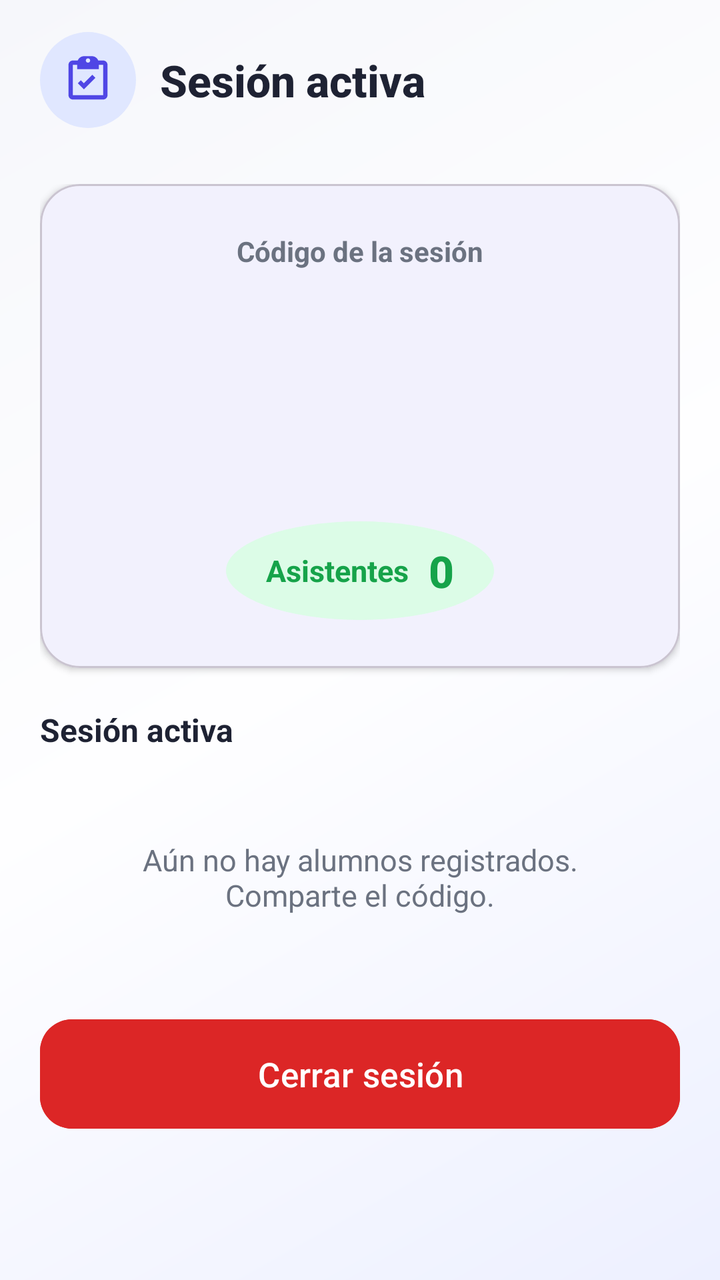
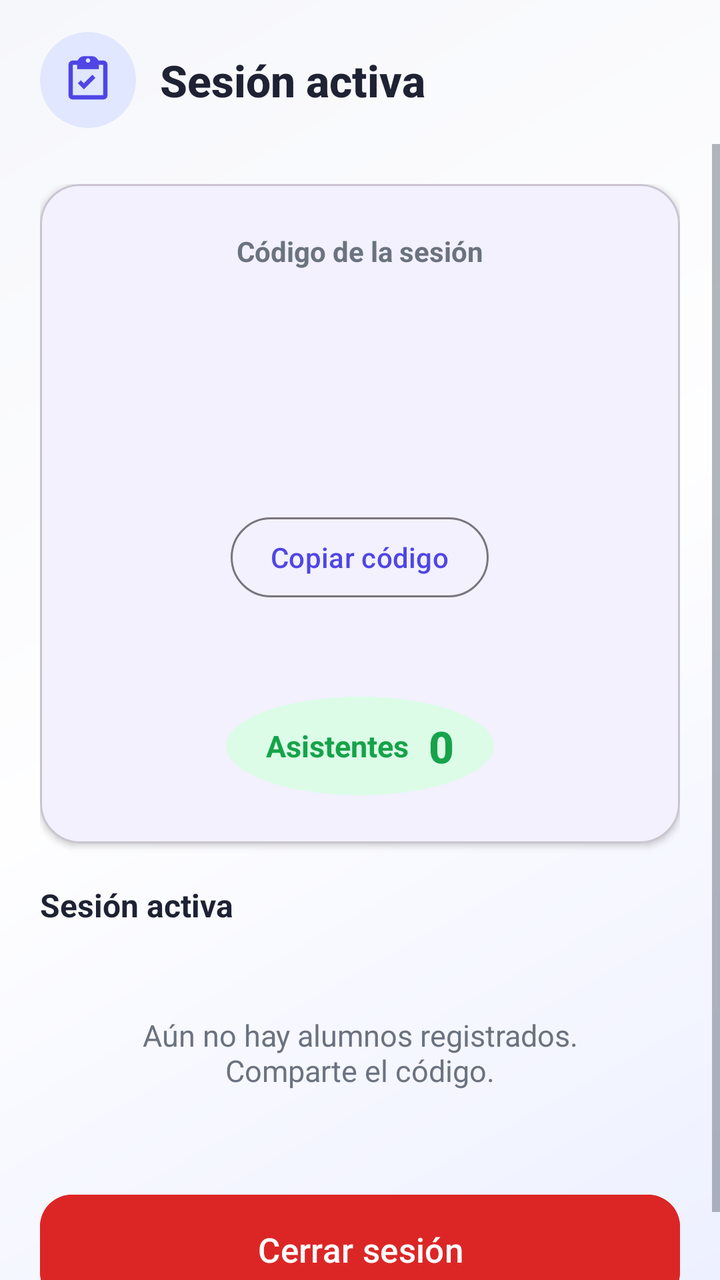

An Android layout rendered at two revisions. The XML below is the earlier revision; the diff shows what the commit changed to produce the second picture.
<!-- AndroidManifest.xml: application theme Theme.Profesor -->
<!-- res/layout/activity_sesion_activa.xml -->
<?xml version="1.0" encoding="utf-8"?>
<androidx.appcompat.widget.LinearLayoutCompat xmlns:android="http://schemas.android.com/apk/res/android"
    xmlns:app="http://schemas.android.com/apk/res-auto"
    xmlns:tools="http://schemas.android.com/tools"
    android:id="@+id/root"
    android:layout_width="match_parent"
    android:layout_height="match_parent"
    android:background="@drawable/bg_gradient"
    android:orientation="vertical"
    tools:context=".SesionActivaActivity">

    <LinearLayout
        android:layout_width="match_parent"
        android:layout_height="wrap_content"
        android:gravity="center_vertical"
        android:orientation="horizontal"
        android:paddingHorizontal="20dp"
        android:paddingTop="16dp"
        android:paddingBottom="8dp">

        <FrameLayout
            android:layout_width="48dp"
            android:layout_height="48dp"
            android:background="@drawable/bg_circle_primary">

            <ImageView
                android:layout_width="26dp"
                android:layout_height="26dp"
                android:layout_gravity="center"
                android:contentDescription="@string/titulo_sesion_activa"
                android:src="@drawable/ic_clipboard_check"
                android:tint="@color/primary" />
        </FrameLayout>

        <TextView
            android:layout_width="wrap_content"
            android:layout_height="wrap_content"
            android:layout_marginStart="12dp"
            android:fontFamily="sans-serif-medium"
            android:text="@string/titulo_sesion_activa"
            android:textColor="@color/text_primary"
            android:textSize="22sp"
            android:textStyle="bold" />

        <View
            android:layout_width="0dp"
            android:layout_height="1dp"
            android:layout_weight="1" />
    </LinearLayout>

    <ScrollView
        android:layout_width="match_parent"
        android:layout_height="0dp"
        android:layout_weight="1"
        android:fillViewport="true">

        <androidx.appcompat.widget.LinearLayoutCompat
            android:layout_width="match_parent"
            android:layout_height="wrap_content"
            android:orientation="vertical"
            android:padding="20dp">

            <com.google.android.material.card.MaterialCardView
                android:layout_width="match_parent"
                android:layout_height="wrap_content"
                app:cardBackgroundColor="@color/surface"
                app:cardCornerRadius="20dp"
                app:cardElevation="2dp">

                <androidx.appcompat.widget.LinearLayoutCompat
                    android:layout_width="match_parent"
                    android:layout_height="wrap_content"
                    android:gravity="center_horizontal"
                    android:orientation="vertical"
                    android:padding="24dp">

                    <TextView
                        android:layout_width="wrap_content"
                        android:layout_height="wrap_content"
                        android:text="@string/label_codigo_grande"
                        android:textColor="@color/text_secondary"
                        android:textSize="14sp"
                        android:textStyle="bold" />

                    <TextView
                        android:id="@+id/tvCodigo"
                        android:layout_width="wrap_content"
                        android:layout_height="wrap_content"
                        android:layout_marginTop="8dp"
                        android:fontFamily="sans-serif-medium"
                        android:letterSpacing="0.2"
                        android:textColor="@color/primary"
                        android:textSize="52sp"
                        android:textStyle="bold" />

                    <TextView
                        android:id="@+id/tvCurso"
                        android:layout_width="wrap_content"
                        android:layout_height="wrap_content"
                        android:layout_marginTop="4dp"
                        android:gravity="center"
                        android:textColor="@color/text_primary"
                        android:textSize="18sp"
                        android:textStyle="bold" />

                    <LinearLayout
                        android:layout_width="wrap_content"
                        android:layout_height="wrap_content"
                        android:layout_marginTop="20dp"
                        android:background="@drawable/bg_circle_green"
                        android:gravity="center"
                        android:orientation="horizontal"
                        android:paddingHorizontal="20dp"
                        android:paddingVertical="10dp">

                        <TextView
                            android:layout_width="wrap_content"
                            android:layout_height="wrap_content"
                            android:text="@string/label_asistentes"
                            android:textColor="@color/green_check"
                            android:textSize="15sp"
                            android:textStyle="bold" />

                        <TextView
                            android:id="@+id/tvContador"
                            android:layout_width="wrap_content"
                            android:layout_height="wrap_content"
                            android:layout_marginStart="10dp"
                            android:fontFamily="sans-serif-medium"
                            android:text="0"
                            android:textColor="@color/green_check"
                            android:textSize="22sp"
                            android:textStyle="bold" />
                    </LinearLayout>
                </androidx.appcompat.widget.LinearLayoutCompat>
            </com.google.android.material.card.MaterialCardView>

            <TextView
                android:layout_width="wrap_content"
                android:layout_height="wrap_content"
                android:layout_marginTop="20dp"
                android:layout_marginBottom="8dp"
                android:text="@string/titulo_sesion_activa"
                android:textColor="@color/text_primary"
                android:textSize="16sp"
                android:textStyle="bold" />

            <androidx.recyclerview.widget.RecyclerView
                android:id="@+id/rvAlumnos"
                android:layout_width="match_parent"
                android:layout_height="wrap_content"
                android:nestedScrollingEnabled="false"
                android:overScrollMode="never" />

            <TextView
                android:id="@+id/tvSinAlumnos"
                android:layout_width="match_parent"
                android:layout_height="wrap_content"
                android:layout_marginTop="12dp"
                android:gravity="center"
                android:padding="24dp"
                android:text="@string/sin_alumnos"
                android:textColor="@color/text_secondary"
                android:textSize="15sp" />

            <com.google.android.material.button.MaterialButton
                android:id="@+id/btnCerrarSesion"
                android:layout_width="match_parent"
                android:layout_height="wrap_content"
                android:layout_marginTop="24dp"
                android:backgroundTint="@color/error_color"
                android:fontFamily="sans-serif-medium"
                android:paddingVertical="16dp"
                android:text="@string/btn_cerrar_sesion"
                android:textAllCaps="false"
                android:textSize="17sp"
                app:cornerRadius="16dp" />

            <ProgressBar
                android:id="@+id/progressCerrar"
                style="?android:attr/progressBarStyleHorizontal"
                android:layout_width="match_parent"
                android:layout_height="wrap_content"
                android:layout_marginTop="12dp"
                android:indeterminate="true"
                android:visibility="gone" />

        </androidx.appcompat.widget.LinearLayoutCompat>
    </ScrollView>

</androidx.appcompat.widget.LinearLayoutCompat>
<!-- resources referenced by this layout -->
<resources>
  <color name="error_color">#FFDC2626</color>
  <color name="green_check">#FF16A34A</color>
  <color name="primary">#FF4F46E5</color>
  <color name="surface">#FFFFFFFF</color>
  <color name="text_primary">#FF1E2233</color>
  <color name="text_secondary">#FF6B7280</color>
  <!-- drawable bg_circle_green (drawable) -->
  <?xml version="1.0" encoding="utf-8"?>
  <shape xmlns:android="http://schemas.android.com/apk/res/android"
      android:shape="oval">
      <solid android:color="@color/green_light" />
  </shape>
  <!-- drawable bg_circle_primary (drawable) -->
  <?xml version="1.0" encoding="utf-8"?>
  <shape xmlns:android="http://schemas.android.com/apk/res/android"
      android:shape="oval">
      <solid android:color="@color/primary_light" />
  </shape>
  <!-- drawable bg_gradient (drawable) -->
  <?xml version="1.0" encoding="utf-8"?>
  <shape xmlns:android="http://schemas.android.com/apk/res/android"
      android:shape="rectangle">
      <gradient
          android:angle="135"
          android:startColor="#FFEDF0FF"
          android:centerColor="#FFFEFEFF"
          android:endColor="#FFF6F7FB" />
  </shape>
  <!-- drawable ic_clipboard_check (drawable) -->
  <?xml version="1.0" encoding="utf-8"?>
  <vector xmlns:android="http://schemas.android.com/apk/res/android"
      android:width="24dp"
      android:height="24dp"
      android:viewportWidth="24"
      android:viewportHeight="24">
      <path
          android:fillColor="#FF000000"
          android:pathData="M19,3h-2.25C16.23,1.8 15.12,1 13.75,1h-3.5C8.88,1 7.77,1.8 7.25,3H5C3.9,3 3,3.9 3,5v14c0,1.1 0.9,2 2,2h14c1.1,0 2,-0.9 2,-2V5C21,3.9 20.1,3 19,3zM12,2c0.55,0 1,0.45 1,1s-0.45,1 -1,1s-1,-0.45 -1,-1S11.45,2 12,2zM19,19H5V5h2v2h10V5h2V19z" />
      <path
          android:fillColor="#FF4F46E5"
          android:pathData="M10.1,13.5l-1.4,-1.4l-1.4,1.4l2.8,2.8l5.3,-5.3l-1.4,-1.4z" />
  </vector>
  <string name="btn_cerrar_sesion">Cerrar sesión</string>
  <string name="label_asistentes">Asistentes</string>
  <string name="label_codigo_grande">Código de la sesión</string>
  <string name="sin_alumnos">Aún no hay alumnos registrados. Comparte el código.</string>
  <string name="titulo_sesion_activa">Sesión activa</string>
  <style name="Theme.Profesor" parent="Base.Theme.Profesor" />
  <color name="green_light">#FFDCFCE7</color>
  <color name="primary_light">#FFE0E7FF</color>
  <style name="Base.Theme.Profesor" parent="Theme.Material3.DayNight.NoActionBar">
          <item name="colorPrimary">@color/primary</item>
          <item name="colorOnPrimary">@color/on_primary</item>
          <item name="colorPrimaryContainer">@color/primary_light</item>
          <item name="colorOnPrimaryContainer">@color/primary_dark</item>
          <item name="colorSecondary">@color/secondary</item>
          <item name="colorOnSecondary">@color/on_primary</item>
          <item name="colorSurface">@color/surface</item>
          <item name="colorSurfaceVariant">@color/surface_variant</item>
          <item name="colorError">@color/error_color</item>
          <item name="android:textColorPrimary">@color/text_primary</item>
          <item name="android:textColorSecondary">@color/text_secondary</item>
          <item name="android:windowBackground">@color/background</item>
      </style>
  <color name="on_primary">#FFFFFFFF</color>
  <color name="primary_dark">#FF4338CA</color>
  <color name="secondary">#FF14B8A6</color>
  <color name="surface_variant">#FFEEF0F6</color>
  <color name="background">#FFF6F7FB</color>
</resources>

<!-- the commit's change to res/layout/activity_sesion_activa.xml (unified diff, before → after) -->
@@ -102,6 +102,26 @@
                         android:textColor="@color/text_primary"
                         android:textSize="18sp"
                         android:textStyle="bold" />
+
+                    <com.google.android.material.button.MaterialButton
+                        android:id="@+id/btnCopiar"
+                        style="@style/Widget.Material3.Button.OutlinedButton"
+                        android:layout_width="wrap_content"
+                        android:layout_height="wrap_content"
+                        android:layout_marginTop="14dp"
+                        android:icon="@drawable/ic_clipboard_check"
+                        android:paddingHorizontal="20dp"
+                        android:text="@string/btn_copiar"
+                        android:textAllCaps="false" />
+
+                    <TextView
+                        android:id="@+id/tvIniciada"
+                        android:layout_width="wrap_content"
+                        android:layout_height="wrap_content"
+                        android:layout_marginTop="8dp"
+                        android:gravity="center"
+                        android:textColor="@color/text_secondary"
+                        android:textSize="13sp" />
 
                     <LinearLayout
                         android:layout_width="wrap_content"
<!-- resource entries referenced after the edit -->
@@ -43,6 +43,7 @@
           android:pathData="M10.1,13.5l-1.4,-1.4l-1.4,1.4l2.8,2.8l5.3,-5.3l-1.4,-1.4z" />
   </vector>
   <string name="btn_cerrar_sesion">Cerrar sesión</string>
+  <string name="btn_copiar">Copiar código</string>
   <string name="label_asistentes">Asistentes</string>
   <string name="label_codigo_grande">Código de la sesión</string>
   <string name="sin_alumnos">Aún no hay alumnos registrados. Comparte el código.</string>
